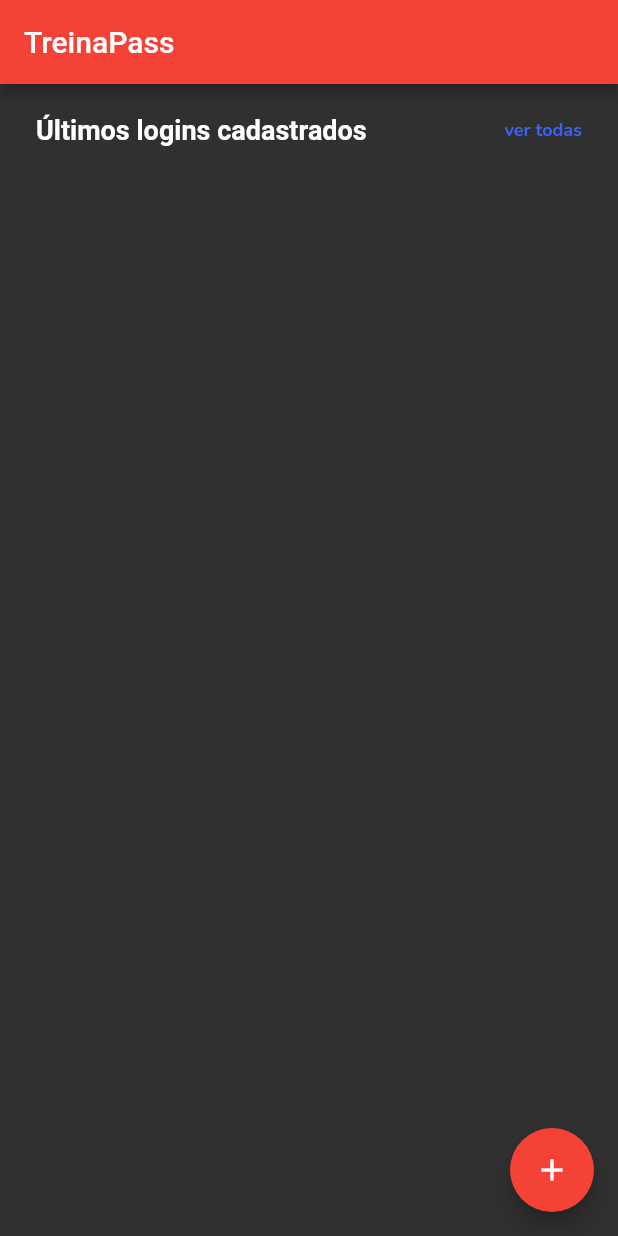
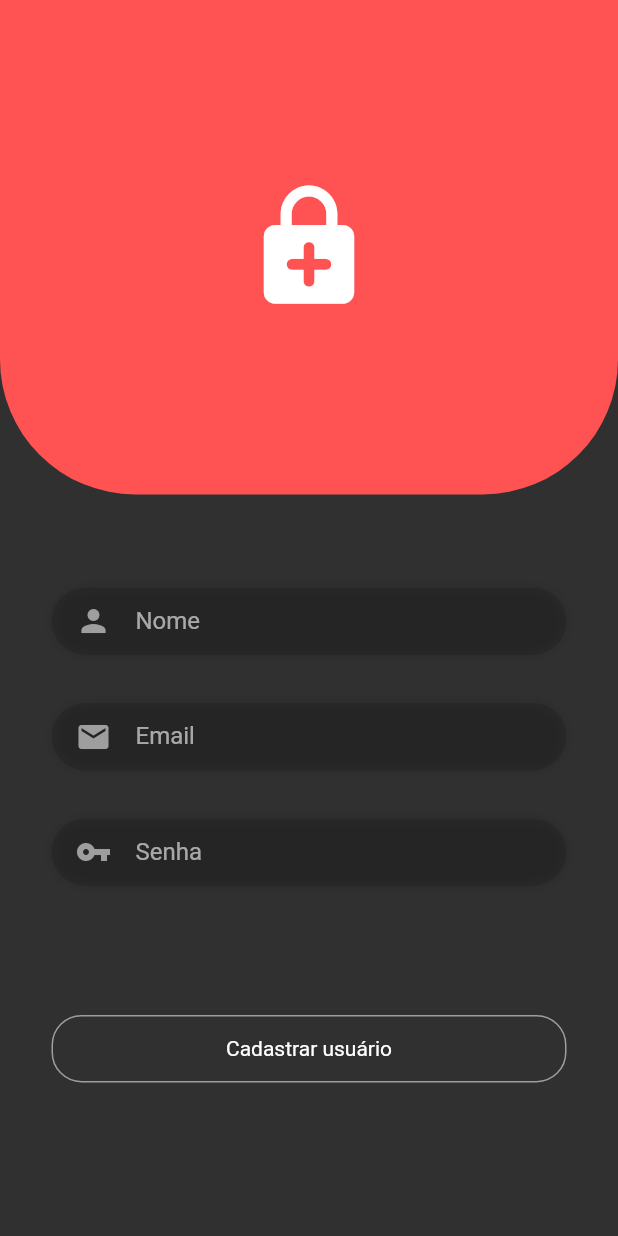
Before and after one commit to fagnerpsantos/flutter-treinapass, a Flutter app: the screen it shows after launch, on a phone screen of 412 x 824 dp. Run offline on Flutter 3.47's test engine with Material 2 defaults, Android fonts, the phone set to English and light mode, and no system bars; our stand-ins replace google_fonts, sqflite; accounts and stored records are empty; Roboto replaces fonts that are missing (Montserrat).

Commit message:
Algumas alterações no layout e iniciando cadastro de usuario

```diff
--- a/lib/main.dart
+++ b/lib/main.dart
@@ -1,5 +1,5 @@
 import 'package:flutter/material.dart';
-import 'package:treina_pass/screens/constants/color_contant.dart';
+import 'package:treina_pass/screens/cadastrar_usuario/cadastrar_usuario_screen.dart';
 
 import 'screens/home/home_screen.dart';
 
@@ -13,48 +13,44 @@ class MyApp extends StatelessWidget {
       theme: ThemeData(
           brightness: Brightness.dark,
           primaryColor: Colors.red,
+          iconTheme: IconThemeData(
+            color: Colors.white
+          ),
           buttonTheme: ButtonThemeData(
-              buttonColor: Colors.blueAccent
+              buttonColor: Colors.redAccent
           ),
           floatingActionButtonTheme: FloatingActionButtonThemeData(
-              backgroundColor: Colors.blueAccent,
+              backgroundColor: Colors.red,
               foregroundColor: Colors.white
           ),
           textTheme: TextTheme(
               bodyText1: TextStyle(
                   fontFamily: 'Montserrat',
-                  fontSize: 18,
+                  fontSize: 15,
                   fontWeight: FontWeight.bold,
                   color: Colors.white
               ),
               headline1: TextStyle(
                   fontFamily: 'Montserrat',
                   fontSize: 16,
-                  color: Colors.blueAccent,
+                  color: Colors.white,
                   fontWeight: FontWeight.bold
               ),
-              headline2: TextStyle(
-                  fontFamily: "Montserrat",
-                  fontSize: 16,
-                  height: 1.5,
-                  fontWeight: FontWeight.w500,
-                  color: Colors.blueAccent
-              ),
-              headline3: TextStyle(
-                  fontFamily: "Montserrat",
-                  fontSize: 16,
-                  fontWeight: FontWeight.w600,
-                  color: Colors.blueAccent
-              ),
-              headline4: TextStyle(
-                  fontFamily: "Montserrat",
-                  fontSize: 16,
-                  fontWeight: FontWeight.w600,
-                  color: Colors.black
-              )
+            headline2: TextStyle(
+                fontFamily: 'Montserrat',
+                fontSize: 16,
+                color: Colors.white,
+                fontWeight: FontWeight.normal
+            ),
+            headline3: TextStyle(
+                fontFamily: 'Montserrat',
+                fontSize: 12,
+                color: Colors.redAccent,
+                fontWeight: FontWeight.w700
+            ),
           )
       ),
-      home: HomeScreen(),
+      home: CadastrarUsuarioScreen(),
     );
   }
 }
--- /dev/null
+++ b/lib/models/usuario.dart
@@ -0,0 +1,22 @@
+class Usuario {
+  int id;
+  String nome, email, senha;
+
+  Usuario({this.id, this.nome, this.email, this.senha});
+
+  Map<String, dynamic> toMap() {
+    return {
+      'id': id,
+      'nome': nome,
+      'email': email,
+      'senha': senha,
+    };
+  }
+
+  Usuario.fromMap(Map map){
+    id = map["id"];
+    nome = map["nome"];
+    email = map["email"];
+    senha = map["senha"];
+  }
+}
--- /dev/null
+++ b/lib/screens/cadastrar_usuario/cadastrar_usuario_screen.dart
@@ -0,0 +1,156 @@
+import 'package:flutter/material.dart';
+
+class CadastrarUsuarioScreen extends StatefulWidget {
+  @override
+  _CadastrarUsuarioScreenState createState() => _CadastrarUsuarioScreenState();
+}
+
+class _CadastrarUsuarioScreenState extends State<CadastrarUsuarioScreen> {
+  @override
+  Widget build(BuildContext context) {
+    return Scaffold(
+      body: Container(
+        child: ListView(
+          padding: EdgeInsets.zero,
+          children: <Widget>[
+            Stack(
+              alignment: Alignment.bottomCenter,
+              children: <Widget>[
+                Column(
+                  children: <Widget>[
+                    Container(
+                      width: MediaQuery.of(context).size.width,
+                      height: MediaQuery.of(context).size.height / 2.5,
+                      decoration: BoxDecoration(
+                          color: Colors.redAccent,
+                          borderRadius: BorderRadius.only(
+                            bottomLeft: Radius.circular(90),
+                            bottomRight: Radius.circular(90),
+                          )),
+                      child: Column(
+                        mainAxisAlignment: MainAxisAlignment.center,
+                        children: <Widget>[
+                          Spacer(),
+                          Align(
+                            alignment: Alignment.center,
+                            child: Icon(
+                              Icons.enhanced_encryption_rounded,
+                              size: 90,
+                              color: Colors.white,
+                            ),
+                          ),
+                          Spacer(),
+                        ],
+                      ),
+                    ),
+                    Container(
+                      height: MediaQuery.of(context).size.height / 2,
+                      width: MediaQuery.of(context).size.width,
+                      padding: EdgeInsets.only(top: 62),
+                      child: Column(
+                        children: <Widget>[
+                          Container(
+                            width: MediaQuery.of(context).size.width / 1.2,
+                            height: 45,
+                            padding: EdgeInsets.only(
+                                top: 4, left: 16, right: 16, bottom: 4),
+                            decoration: BoxDecoration(
+                                borderRadius:
+                                    BorderRadius.all(Radius.circular(50)),
+                                color: Colors.black12,
+                                boxShadow: [
+                                  BoxShadow(
+                                      color: Colors.black12, blurRadius: 5)
+                                ]),
+                            child: TextField(
+                              decoration: InputDecoration(
+                                  border: InputBorder.none,
+                                  icon: Icon(
+                                    Icons.person,
+                                    color: Colors.grey,
+                                  ),
+                                  hintText: 'Nome'),
+                            ),
+                          ),
+                          Container(
+                            width: MediaQuery.of(context).size.width / 1.2,
+                            height: 45,
+                            padding: EdgeInsets.only(
+                                top: 4, left: 16, right: 16, bottom: 4),
+                            margin: EdgeInsets.only(top: 32),
+                            decoration: BoxDecoration(
+                                borderRadius:
+                                    BorderRadius.all(Radius.circular(50)),
+                                color: Colors.black12,
+                                boxShadow: [
+                                  BoxShadow(
+                                      color: Colors.black12, blurRadius: 5)
+                                ]),
+                            child: TextField(
+                              decoration: InputDecoration(
+                                  border: InputBorder.none,
+                                  icon: Icon(
+                                    Icons.mail,
+                                    color: Colors.grey,
+                                  ),
+                                  hintText: 'Email'),
+                            ),
+                          ),
+                          Container(
+                            width: MediaQuery.of(context).size.width / 1.2,
+                            height: 45,
+                            padding: EdgeInsets.only(
+                                top: 4, left: 16, right: 16, bottom: 4),
+                            margin: EdgeInsets.only(top: 32),
+                            decoration: BoxDecoration(
+                                borderRadius:
+                                BorderRadius.all(Radius.circular(50)),
+                                color: Colors.black12,
+                                boxShadow: [
+                                  BoxShadow(
+                                      color: Colors.black12, blurRadius: 5)
+                                ]),
+                            child: TextField(
+                              decoration: InputDecoration(
+                                  border: InputBorder.none,
+                                  icon: Icon(
+                                    Icons.vpn_key,
+                                    color: Colors.grey,
+                                  ),
+                                  hintText: 'Senha'),
+                            ),
+                          )
+                        ],
+                      ),
+                    )
+                  ],
+                ),
+                Padding(
+                  padding:
+                      EdgeInsets.only(top: 20, bottom: 20, left: 20, right: 20),
+                  child: InkWell(
+                    borderRadius: BorderRadius.circular(20),
+                    onTap: () {},
+                    splashColor: Colors.red,
+                    highlightColor: Colors.red,
+                    child: Container(
+                      height: 45,
+                      width: MediaQuery.of(context).size.width / 1.2,
+                      decoration: BoxDecoration(
+                        borderRadius: BorderRadius.circular(20),
+                        border: Border.all(color: Colors.grey),
+                      ),
+                      child: Center(
+                        child: Text("Cadastrar usuário"),
+                      ),
+                    ),
+                  ),
+                ),
+              ],
+            )
+          ],
+        ),
+      ),
+    );
+  }
+}
--- a/lib/screens/home/components/body.dart
+++ b/lib/screens/home/components/body.dart
@@ -1,10 +1,8 @@
 import 'package:flutter/material.dart';
 import 'package:treina_pass/models/item.dart';
 import 'package:treina_pass/screens/components/card_item.dart';
-import 'package:treina_pass/screens/constants/color_contant.dart';
 import 'package:treina_pass/screens/item/item_screen.dart';
 import 'package:treina_pass/services/item_service.dart';
-import 'package:google_fonts/google_fonts.dart';
 
 class Body extends StatefulWidget {
   @override
@@ -14,7 +12,6 @@ class Body extends StatefulWidget {
 class _BodyState extends State<Body> {
   ItemService ts = ItemService();
   Future<List> _loadItens;
-  Future<List> _loadCategorias;
   List<Item> _itens;
 
   @override
@@ -51,11 +48,7 @@ class _BodyState extends State<Body> {
                       },
                       child: Text(
                         'ver todas',
-                        style: GoogleFonts.nunito(
-                          fontSize: 12,
-                          fontWeight: FontWeight.w700,
-                          color: kBlueColor,
-                        ),
+                        style: Theme.of(context).textTheme.headline3,
                       ),
                     ),
                   ],
--- a/lib/screens/item/components/body.dart
+++ b/lib/screens/item/components/body.dart
@@ -35,11 +35,7 @@ class _BodyState extends State<Body> {
               children: <Widget>[
                 Text(
                   'Todos os itens',
-                  style: GoogleFonts.nunito(
-                    fontSize: 16,
-                    fontWeight: FontWeight.w700,
-                    color: kBlackColor,
-                  ),
+                  style: Theme.of(context).textTheme.bodyText1,
                 ),
               ],
             )
--- a/lib/screens/item/item_screen.dart
+++ b/lib/screens/item/item_screen.dart
@@ -14,10 +14,6 @@ class _ItemScreenState extends State<ItemScreen> {
       appBar: AppBar(
         backgroundColor: Colors.transparent,
         elevation: 0,
-        iconTheme: IconThemeData(
-            color: Colors.black
-        ),
-
       ),
       body: Body(),
     );
--- a/lib/services/item_service.dart
+++ b/lib/services/item_service.dart
@@ -25,6 +25,9 @@ class ItemService {
       titulo: item.titulo,
       descricao: item.descricao,
       senha: item.senha,
+      username: item.username,
+      url: item.url,
+      anotacao: item.anotacao
     );
     DbUtil.insertData('item', newItem.toMap());
 
--- /dev/null
+++ b/lib/services/usuario_service.dart
@@ -0,0 +1,42 @@
+import 'package:treina_pass/models/usuario.dart';
+import 'package:treina_pass/utils/db_util.dart';
+
+
+class UsuarioService {
+  List<Usuario> _usuarioList = [];
+
+  Future<List> getAllItens() async {
+    final dataList = await DbUtil.getData('usuario');
+    _usuarioList = dataList.map((usuarios) => Usuario(
+      id: usuarios['id'],
+      nome: usuarios['nome'],
+      email: usuarios['email'],
+      senha: usuarios['senha'],
+    )).toList();
+    return _usuarioList;
+  }
+
+  void addUsuario(Usuario usuario){
+    final newUsuario = Usuario(
+        id: usuario.id,
+        nome: usuario.nome,
+        email: usuario.email,
+        senha: usuario.senha,
+    );
+    DbUtil.insertData('usuario', newUsuario.toMap());
+
+  }
+
+  void editUsuario(int id, Usuario usuario) async {
+    final newUsuario = Usuario(
+      id: usuario.id,
+      nome: usuario.nome,
+      email: usuario.email,
+      senha: usuario.senha,
+    );
+    String whereString = "id = ?";
+    int rowId = id;
+    List<dynamic> whereArguments = [rowId];
+    DbUtil.editData("usuarios", newUsuario.toMap(), whereString, whereArguments);
+  }
+}
--- a/lib/utils/db_util.dart
+++ b/lib/utils/db_util.dart
@@ -14,8 +14,11 @@ class DbUtil {
   }
   static void _createDb(sql.Database db) {
     db.execute("""CREATE TABLE item (id INTEGER PRIMARY KEY AUTOINCREMENT,
-        titulo VARCHAR(50), descricao VARCHAR(50), senha VARCHAR(80),
+        titulo VARCHAR(50), descricao VARCHAR(50), senha TEXT,
         username VARCHAR(50), url VARCHAR(255), anotacao TEXT)"""
+    );
+    db.execute("""CREATE TABLE usuario (id INTEGER PRIMARY KEY AUTOINCREMENT,
+        nome VARCHAR(50), email VARCHAR(50), senha TEXT"""
     );
   }
   static Future<void> insertData(String table, Map<String, Object> dados) async{
```
Also changed, not shown: lib/screens/cadastrar_item/cadastrar_item_screen.dart (+13 -15 lines), lib/screens/components/card_item.dart (+3 -9 lines), lib/screens/constants/color_contant.dart (deleted, +0 -14 lines), lib/screens/home/home_screen.dart (+38 -3 lines).
